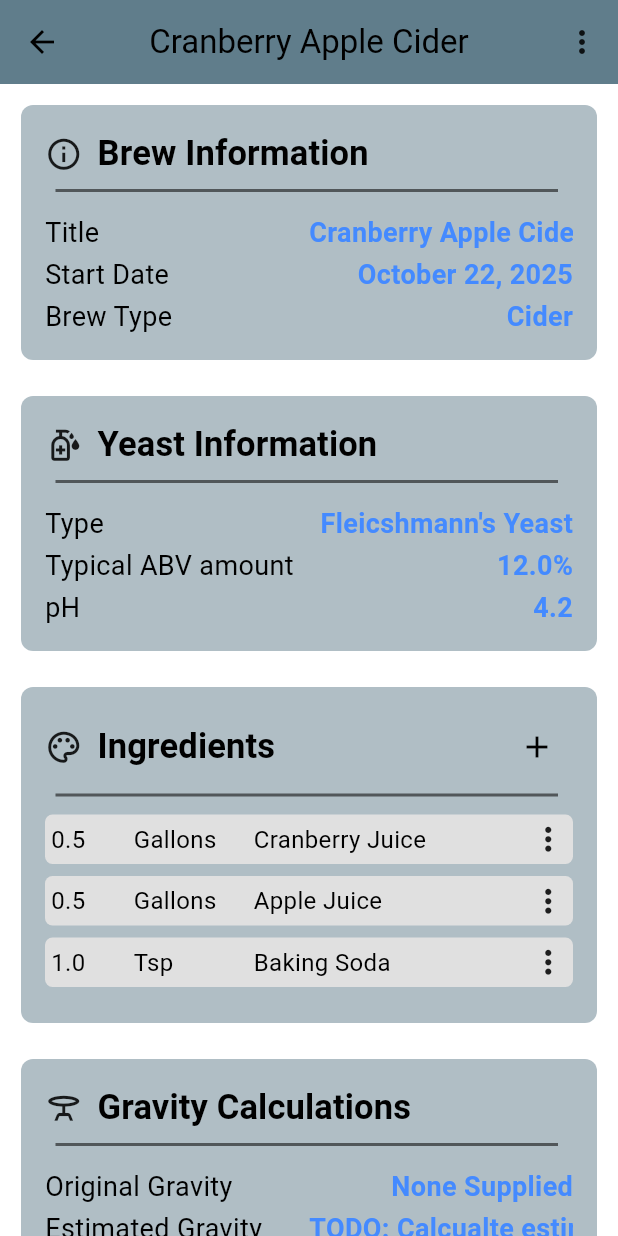
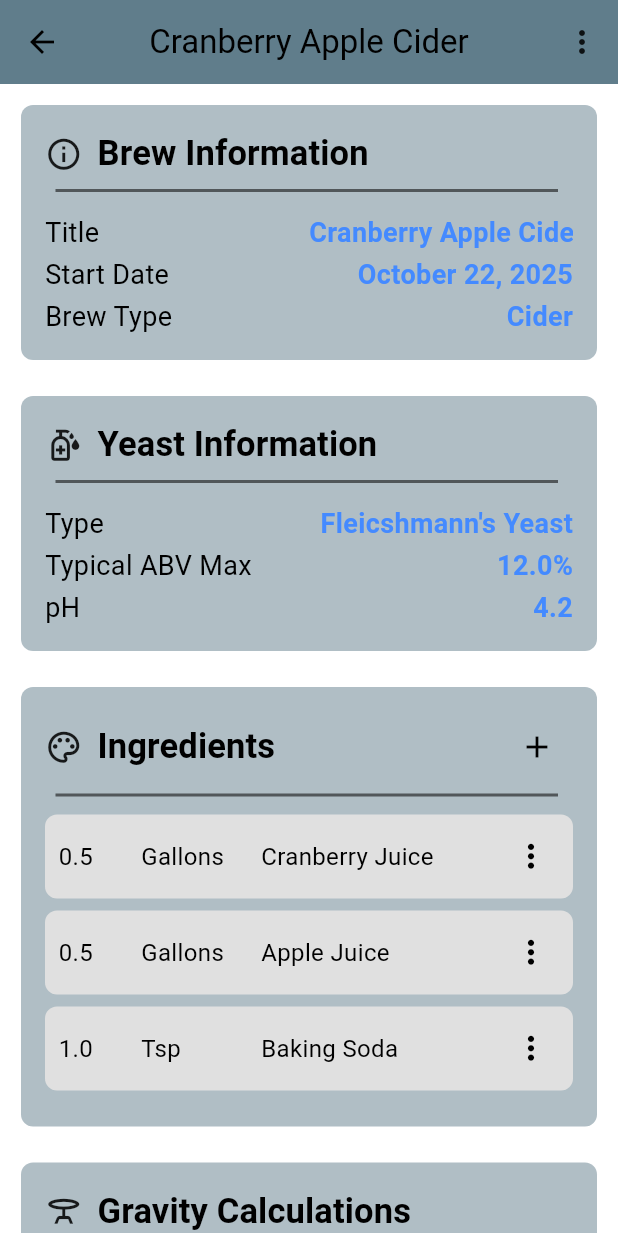
Before and after one commit to Seanm64/FermentationStation, a Flutter app: the screen it shows after launch, after a tap on "Cider", on a phone screen of 412 x 824 dp. Run offline on Flutter 3.47's test engine with Material 3 defaults, Android fonts, the phone set to English and light mode, and no system bars; drawn by our look-alikes of text_scroll; our stand-ins replace google_fonts, hive; accounts and stored records are empty; generated files the repository leaves out were written again.

Commit message:
Made AbvCalc function

```diff
--- a/lib/cards/ingedients_list_card.dart
+++ b/lib/cards/ingedients_list_card.dart
@@ -56,6 +56,7 @@ class IngedientsListCard extends StatelessWidget {
 
               ListView.builder(
                   shrinkWrap: true,
+                  physics: NeverScrollableScrollPhysics(),
                   padding: EdgeInsets.zero,
                   itemCount: brew_model.ingredient_list?.length ?? 0,
                   itemBuilder: (context, index) {
@@ -65,12 +66,14 @@ class IngedientsListCard extends StatelessWidget {
                       child: Container(
                         decoration: BoxDecoration(
                           color: Colors.grey[300],
-                          borderRadius: BorderRadiusGeometry.circular(5.0),
+                          borderRadius: BorderRadiusGeometry.circular(8.0),
                         ),
                         child: Padding(
                           padding: const EdgeInsets.all(4.0),
                           child: Row(
                             children: [
+
+                              SizedBox(width: 5,),
 
                               // Amount
                               SizedBox(
@@ -104,9 +107,12 @@ class IngedientsListCard extends StatelessWidget {
                                 ),
                               ),
                               Spacer(),
-                              Icon(
-                                Icons.more_vert,
-                                size: 25,
+                              IconButton(
+                                onPressed: () {} ,
+                                icon: Icon(
+                                  Icons.more_vert,
+                                  size: 25,
+                                ),
                               )
                             ],
                           ),
--- a/lib/custom/brew_card_list.dart
+++ b/lib/custom/brew_card_list.dart
@@ -19,6 +19,7 @@ class _BrewCardsListState extends State<BrewCardsList> {
     brew_title: 'Cranberry Apple Cider',
     brew_type: BrewType.eCider,
     yeast: Yeast(yeast_name: "Fleicshmann's Yeast", max_abv: 12.0),
+    initial_gravity_reading: 1.045,
     pH: 4.2,
     ingredient_list: [
       IngredientSet(ingredient: Ingredient(
--- a/lib/pages/check_brew_page.dart
+++ b/lib/pages/check_brew_page.dart
@@ -1,4 +1,5 @@
 import 'package:fermentation_station/theme_data.dart';
+import 'package:fermentation_station/utils/abv_calulations.dart';
 import 'package:flutter/material.dart';
 import 'package:fermentation_station/models/brew_model.dart';
 import 'package:fermentation_station/cards/basic_info_card.dart';
@@ -12,9 +13,15 @@ class CheckBrewPage extends StatelessWidget {
   });
 
   late BrewModel brew_model;
+  double? estimated_gravity;
+  double? current_abv;
+
 
   @override
   Widget build(BuildContext context) {
+
+  String? estimated_abv = GetAbv(brew_model.initial_gravity_reading, 1.0)?.toStringAsFixed(2);
+
     return Scaffold(
       appBar: AppBar(
         title: Text(brew_model.brew_title),
@@ -29,7 +36,8 @@ class CheckBrewPage extends StatelessWidget {
       ),
       body: Padding(
         padding: const EdgeInsets.all(2.0),
-        child: Column(
+        child: ListView(
+          physics: BouncingScrollPhysics(),
           children: [
 
             // 3 Staged Widget!!!
@@ -59,7 +67,7 @@ class CheckBrewPage extends StatelessWidget {
               leading_icon: Icons.sanitizer_outlined,
               info_map:  {
                 'Type': brew_model.yeast.yeast_name,
-                'Typical ABV amount': '${brew_model.yeast.max_abv.toString()}%',
+                'Typical ABV Max': '${brew_model.yeast.max_abv.toString()}%',
                 if (brew_model.pH != null) 'pH': brew_model.pH.toString(),
               },
             ),
@@ -75,7 +83,9 @@ class CheckBrewPage extends StatelessWidget {
                 card_title: 'Gravity Calculations',
                 info_map: {
                   'Original Gravity' : brew_model.initial_gravity_reading?.toString() ?? 'None Supplied',
-                  'Estimated Gravity' : 'TODO: Calcualte estimated Gravity',
+                  'Estimated Gravity' : 'TODO: Calculate estimated Gravity',
+                  'Current ABV' : 'TODO: Calculate Estimated ABV',
+                  'Estimated ABV' : (estimated_abv != null) ? '${estimated_abv}%' : 'N/A',
                 }
             ),
 
--- a/lib/utils/abv_calulations.dart
+++ b/lib/utils/abv_calulations.dart
@@ -0,0 +1,21 @@
+double? GetAbv(double? original_gravity, double? final_gravity)
+{
+  double abv = 0.0;
+
+  if(original_gravity == null ||
+     final_gravity == null)
+    {
+      return null;
+    }
+
+  abv = (original_gravity - final_gravity) * 131.25;
+
+  // If Above 8% ABV, use 131.25
+  // Else use 135
+  if(abv <= 8.0)
+  {
+    abv = (original_gravity - final_gravity) * 135.0;
+  }
+
+  return abv;
+}
```
